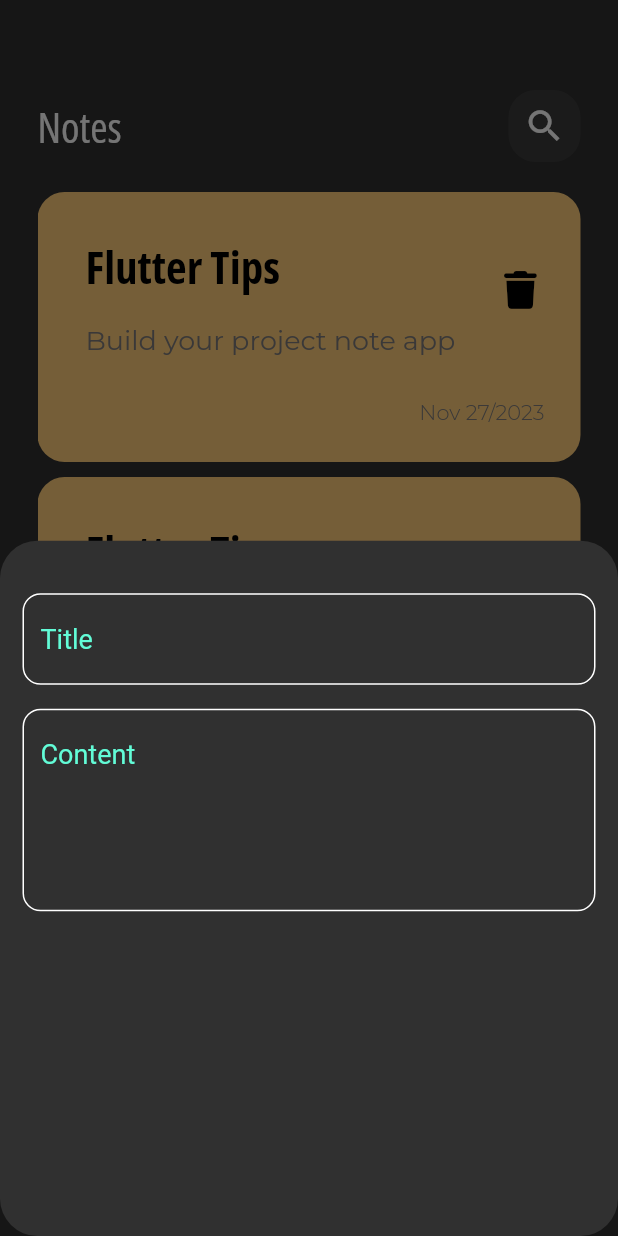
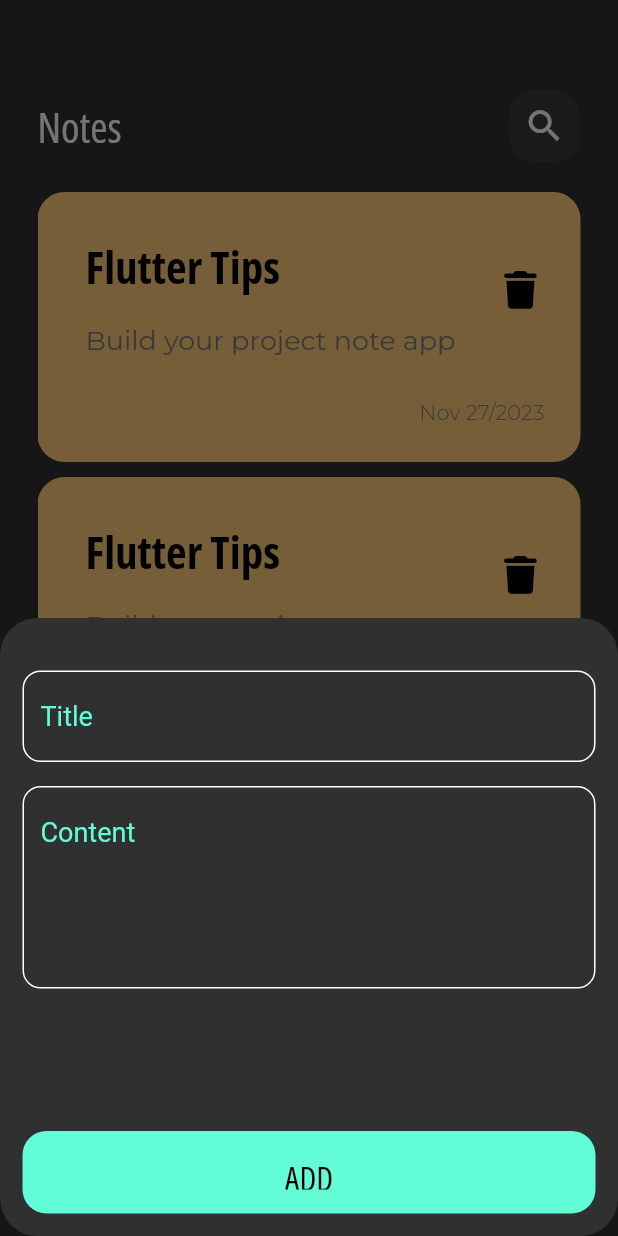
Before and after one commit to esraa-mohamad/note_app, a Flutter app: the screen it shows after launch, after a tap on the "add" icon, on a phone screen of 412 x 824 dp. Run offline on Flutter 3.47's test engine with Material 2 defaults, Android fonts, the phone set to English and light mode, and no system bars; our stand-ins replace font_awesome_flutter; project files that could hold a hidden picture were left out.

Commit message:
finish_button_bottom_sheet

```diff
--- a/lib/modules/add_note_bottom_sheet.dart
+++ b/lib/modules/add_note_bottom_sheet.dart
@@ -1,4 +1,5 @@
 import 'package:flutter/material.dart';
+import 'package:note_app/modules/custom_button.dart';
 import 'package:note_app/modules/custom_text_field.dart';
 
 class AddNoteBottomSheet extends StatelessWidget {
@@ -6,7 +7,8 @@ class AddNoteBottomSheet extends StatelessWidget {
 
   @override
   Widget build(BuildContext context) {
-    return const Column(
+    return const SingleChildScrollView(
+      child: Column(
         children: [
           SizedBox(
             height: 35,
@@ -21,7 +23,12 @@ class AddNoteBottomSheet extends StatelessWidget {
             hintText: 'Content',
             maxLine: 5,
           ),
+          SizedBox(
+            height: 80,
+          ),
+          CustomButton(),
         ],
+      ),
     );
   }
 }
--- /dev/null
+++ b/lib/modules/custom_button.dart
@@ -0,0 +1,34 @@
+import 'package:flutter/material.dart';
+import 'package:note_app/presentation/resources/color_manager.dart';
+import 'package:note_app/presentation/resources/font_manager.dart';
+
+class CustomButton extends StatelessWidget {
+  const CustomButton({super.key});
+
+  @override
+  Widget build(BuildContext context) {
+    return  Padding(
+      padding: const EdgeInsets.all(15),
+      child: Container(
+        width: MediaQuery.of(context).size.width,
+        height: 55,
+        padding: const EdgeInsets.symmetric(vertical: 16),
+        decoration: BoxDecoration(
+          color: ColorManager.green,
+          borderRadius: BorderRadius.circular(16),
+        ),
+        child: const Center(
+          child: Text(
+            'ADD',
+            style: TextStyle(
+              fontSize: FontSize.s22,
+              fontFamily: FontConstants.fontFamilyPrimary,
+              fontWeight: FontWeightManager.medium,
+              color: ColorManager.black
+            ),
+          ),
+        ),
+      ),
+    );
+  }
+}
```
Lines whose indentation alone changed are shown as unchanged.
